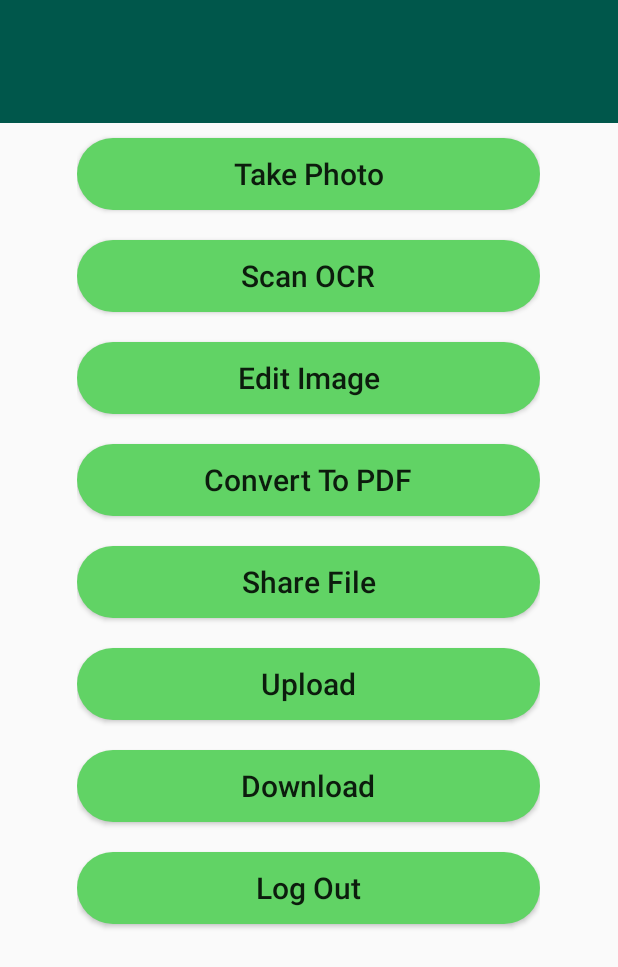
After one commit to hoangknguyen1807/CameraScan, an Android app: the layout main_menu_layout.xml on its own in the app's theme, with its tools: preview values and no code run, on a phone screen of 412 x 824 dp. The commit adds this screen. Shown: the top 967 px of the screen. Run offline under Robolectric (Android 15) with nearby library versions, the phone set to English and light mode, and no system bars.

Commit message:
update scan func + init mainmenu layout & code

```diff
--- a/app/build.gradle
+++ b/app/build.gradle
@@ -33,4 +33,9 @@ dependencies {
 
     //add lib to use google ocr
     implementation 'com.google.android.gms:play-services-vision:19.0.0'
+
+    //pick image and load
+    implementation 'com.itextpdf:itextg:5.5.10'
+    implementation 'lib.kashif:folderpicker:2.4'
+
 }
--- a/app/src/main/AndroidManifest.xml
+++ b/app/src/main/AndroidManifest.xml
@@ -6,6 +6,9 @@
 	<uses-permission android:name="android.permission.CAMERA"/>
     <uses-feature android:name="android.hardware.camera" />
     <uses-feature android:name="android.hardware.camera.autofocus"/>
+    <uses-permission android:name="android.permission.ACCESS_NETWORK_STATE" />
+    <uses-permission android:name="android.permission.WRITE_EXTERNAL_STORAGE" />
+    <uses-permission android:name="android.permission.READ_EXTERNAL_STORAGE" />
     <application
         android:allowBackup="true"
         android:icon="@mipmap/ic_launcher"
--- /dev/null
+++ b/app/src/main/res/drawable/custom_button_1.xml
@@ -0,0 +1,7 @@
+<?xml version="1.0" encoding="utf-8"?>
+<shape xmlns:android="http://schemas.android.com/apk/res/android" android:shape="rectangle">
+
+    <solid android:color="#61D365"/>
+    <corners android:radius="45dp"/>
+
+</shape>
--- a/app/src/main/res/layout/data_preview_layout.xml
+++ b/app/src/main/res/layout/data_preview_layout.xml
@@ -14,12 +14,13 @@
         android:layout_width="match_parent"
         android:layout_height="0dp"
         android:layout_weight="18" android:background="#fff">
-            <TextView
+            <EditText
                 android:id="@+id/textViewToReviewData"
                 android:layout_width="match_parent"
                 android:layout_height="0dp"
                 android:layout_gravity="center"
                 android:text="activityB"
+                android:textSize="10sp"
                 android:background="#fff"/>
         </ScrollView>
     <LinearLayout
--- /dev/null
+++ b/app/src/main/res/layout/main_menu_layout.xml
@@ -0,0 +1,135 @@
+<?xml version="1.0" encoding="utf-8"?>
+<LinearLayout xmlns:android="http://schemas.android.com/apk/res/android"
+    android:layout_width="match_parent"
+    android:layout_height="match_parent"
+    android:orientation="vertical"
+    android:weightSum="10">
+
+    <LinearLayout
+        android:layout_width="match_parent"
+        android:layout_height="0dp"
+        android:layout_weight="1"
+        android:background="@color/colorPrimaryDark">
+
+    </LinearLayout>
+
+    <LinearLayout
+        android:layout_width="match_parent"
+        android:layout_height="0dp"
+        android:layout_weight="9">
+
+        <LinearLayout
+            android:layout_width="0dp"
+            android:layout_height="match_parent"
+            android:layout_weight="0.5" />
+
+        <LinearLayout
+            android:layout_width="0dp"
+            android:layout_height="match_parent"
+            android:layout_weight="3"
+            android:orientation="vertical" >
+
+            <Button
+                android:id="@+id/buttonTakePhoto"
+                android:layout_width="match_parent"
+                android:layout_height="wrap_content"
+                android:background="@drawable/custom_button_1"
+                android:layout_marginVertical="10dp"
+                android:text="Take Photo"
+                android:textAllCaps="false"
+                android:textSize="20sp"
+
+                />
+
+            <Button
+                android:id="@+id/buttonScan"
+                android:layout_width="match_parent"
+                android:layout_height="wrap_content"
+                android:background="@drawable/custom_button_1"
+                android:layout_marginVertical="10dp"
+                android:text="Scan OCR"
+                android:textAllCaps="false"
+                android:textSize="20sp"
+
+                />
+
+            <Button
+                android:id="@+id/buttonEdit"
+                android:layout_width="match_parent"
+                android:layout_height="wrap_content"
+                android:background="@drawable/custom_button_1"
+                android:layout_marginVertical="10dp"
+                android:text="Edit Image"
+                android:textAllCaps="false"
+                android:textSize="20sp"
+
+                />
+
+            <Button
+                android:id="@+id/buttonConvert"
+                android:layout_width="match_parent"
+                android:layout_height="wrap_content"
+                android:background="@drawable/custom_button_1"
+                android:layout_marginVertical="10dp"
+                android:text="Convert To PDF"
+                android:textAllCaps="false"
+                android:textSize="20sp"
+
+                />
+
+            <Button
+                android:id="@+id/buttonShare"
+                android:layout_width="match_parent"
+                android:layout_height="wrap_content"
+                android:background="@drawable/custom_button_1"
+                android:layout_marginVertical="10dp"
+                android:text="Share File"
+                android:textAllCaps="false"
+                android:textSize="20sp"
+
+                />
+
+            <Button
+                android:id="@+id/buttonUpload"
+                android:layout_width="match_parent"
+                android:layout_height="wrap_content"
+                android:background="@drawable/custom_button_1"
+                android:layout_marginVertical="10dp"
+                android:text="Upload"
+                android:textAllCaps="false"
+                android:textSize="20sp"
+
+                />
+
+            <Button
+                android:id="@+id/buttonDownload"
+                android:layout_width="match_parent"
+                android:layout_height="wrap_content"
+                android:background="@drawable/custom_button_1"
+                android:layout_marginVertical="10dp"
+                android:text="Download"
+                android:textAllCaps="false"
+                android:textSize="20sp"
+
+                />
+
+            <Button
+                android:id="@+id/buttonLogout"
+                android:layout_width="match_parent"
+                android:layout_height="wrap_content"
+                android:background="@drawable/custom_button_1"
+                android:layout_marginVertical="10dp"
+                android:text="Log Out"
+                android:textAllCaps="false"
+                android:textSize="20sp"
+
+                />
+
+        </LinearLayout>
+
+        <LinearLayout
+            android:layout_width="0dp"
+            android:layout_height="match_parent"
+            android:layout_weight="0.5" />
+    </LinearLayout>
+</LinearLayout>
--- a/app/src/main/res/values/colors.xml
+++ b/app/src/main/res/values/colors.xml
@@ -3,4 +3,6 @@
     <color name="colorPrimary">#008577</color>
     <color name="colorPrimaryDark">#00574B</color>
     <color name="colorAccent">#D81B60</color>
+    <color name="greyblue">#c1badb</color>
+    <color name="greyyellow">#d9dbba</color>
 </resources>
```
Also changed, not shown: app/src/main/java/com/example/camerascan/MainMenuActivity.java (added, +27 -0 lines), app/src/main/java/com/example/camerascan/ScanCamera.java (+22 -7 lines), app/src/main/java/com/example/camerascan/ScanFiles.java (+28 -13 lines), app/src/main/res/layout/files_selector_layout.xml (+7 -9 lines).
